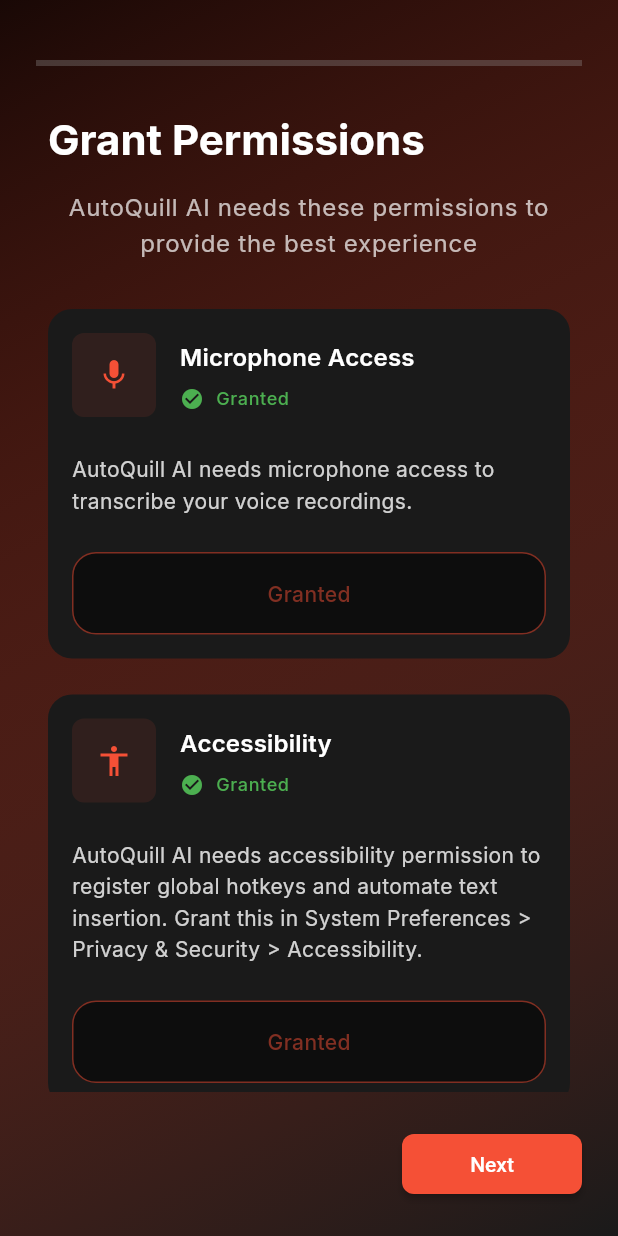
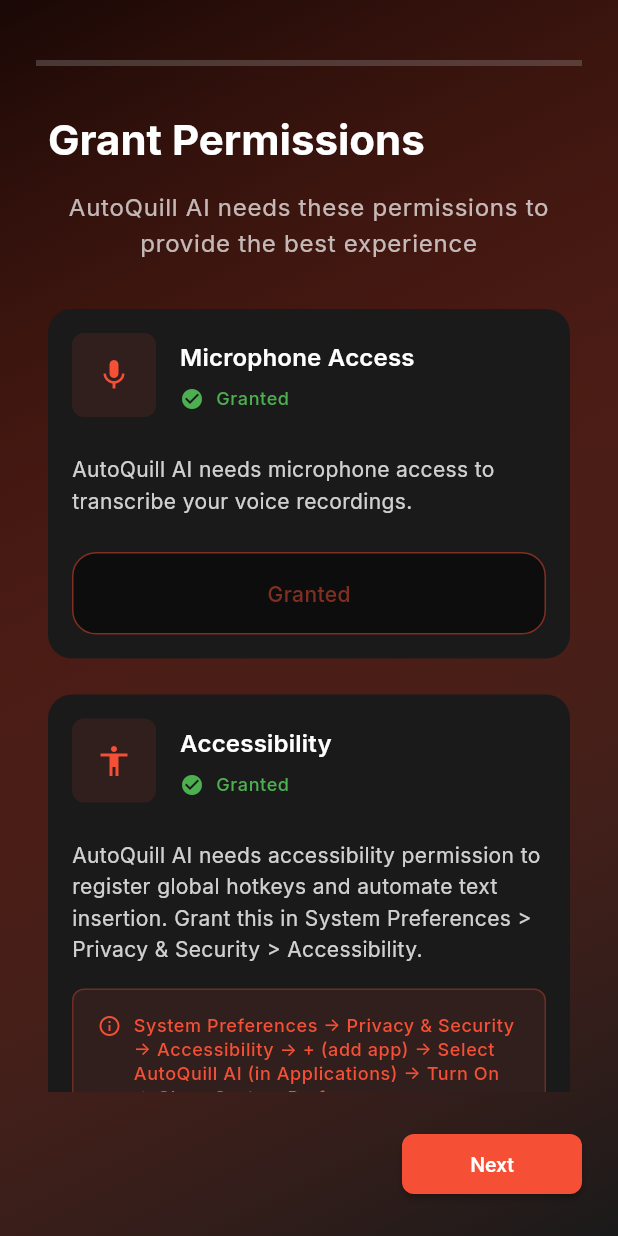
Before and after one commit to DevelopedByDev/autoquill_ai, a Flutter app: the screen it shows after launch, swiped to page 2, on a phone screen of 412 x 824 dp. Run offline on Flutter 3.47's test engine with Material 3 defaults, Android fonts, the phone set to English and light mode, and no system bars; our stand-ins replace bot_toast, equatable, flutter_bloc, get_it, hive, hive_flutter and 1 more; missing offline and left inert: clipboard_watcher, hotkey_manager, keypress_simulator, pasteboard, record, screen_capturer and 1 more; accounts and stored records are empty; statements that could not run were skipped.

Commit message:
added information to permission onboarding

```diff
--- a/lib/features/onboarding/presentation/widgets/permissions_step.dart
+++ b/lib/features/onboarding/presentation/widgets/permissions_step.dart
@@ -147,6 +147,8 @@ class _PermissionsStepState extends State<PermissionsStep>
                   status:
                       state.permissionStatuses[PermissionType.accessibility] ??
                           PermissionStatus.notDetermined,
+                  guidingText:
+                      "System Preferences → Privacy & Security → Accessibility → + (add app) → Select AutoQuill AI (in Applications) → Turn On → Close System Preferences",
                 ),
                 const SizedBox(height: DesignTokens.spaceMD),
 
@@ -161,6 +163,8 @@ class _PermissionsStepState extends State<PermissionsStep>
                   status: state
                           .permissionStatuses[PermissionType.screenRecording] ??
                       PermissionStatus.notDetermined,
+                  guidingText:
+                      "You might be prompted to restart the app after giving permission for screen recording. Please do so.",
                 ),
                 const SizedBox(height: DesignTokens.spaceLG),
 
@@ -281,6 +285,7 @@ class _PermissionsStepState extends State<PermissionsStep>
     required String title,
     required String description,
     required PermissionStatus status,
+    String? guidingText,
   }) {
     final Color statusColor;
     final IconData statusIcon;
@@ -450,6 +455,48 @@ class _PermissionsStepState extends State<PermissionsStep>
                 ),
           ),
 
+          // Guiding text if provided
+          if (guidingText != null) ...[
+            const SizedBox(height: DesignTokens.spaceSM),
+            Container(
+              padding: const EdgeInsets.all(DesignTokens.spaceSM),
+              decoration: BoxDecoration(
+                color: Theme.of(context)
+                    .colorScheme
+                    .primary
+                    .withValues(alpha: 0.1),
+                borderRadius: BorderRadius.circular(DesignTokens.radiusSM),
+                border: Border.all(
+                  color: Theme.of(context)
+                      .colorScheme
+                      .primary
+                      .withValues(alpha: 0.3),
+                  width: 1,
+                ),
+              ),
+              child: Row(
+                crossAxisAlignment: CrossAxisAlignment.start,
+                children: [
+                  Icon(
+                    Icons.info_outline,
+                    size: 16,
+                    color: Theme.of(context).colorScheme.primary,
+                  ),
+                  const SizedBox(width: DesignTokens.spaceXS),
+                  Expanded(
+                    child: Text(
+                      guidingText,
+                      style: Theme.of(context).textTheme.bodySmall?.copyWith(
+                            color: Theme.of(context).colorScheme.primary,
+                            fontWeight: FontWeight.w500,
+                          ),
+                    ),
+                  ),
+                ],
+              ),
+            ),
+          ],
+
           // Special note for screen recording
           if (specialNote.isNotEmpty) ...[
             const SizedBox(height: DesignTokens.spaceXS),
```
